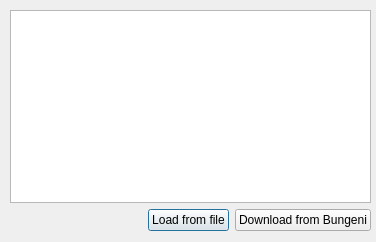
Old version of the form trunk/src/ui/personsWidget.ui in the repository kohsah/bungeni-transcriber.
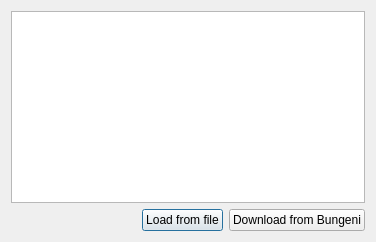
New version of the form.

Diff of the .ui file:
```diff
--- a/trunk/src/ui/personsWidget.ui
+++ b/trunk/src/ui/personsWidget.ui
@@ -13,15 +13,8 @@
   <property name="windowTitle">
    <string>List of persons</string>
   </property>
-  <widget class="QWidget" name="gridLayoutWidget">
-   <property name="geometry">
-    <rect>
-     <x>10</x>
-     <y>10</y>
-     <width>361</width>
-     <height>221</height>
-    </rect>
-   </property>
+  <layout class="QVBoxLayout" name="verticalLayout">
+   <item>
    <layout class="QGridLayout" name="gridLayout">
     <item row="1" column="1">
      <widget class="QPushButton" name="openFileButton">
@@ -61,7 +54,8 @@
      </widget>
     </item>
    </layout>
-  </widget>
+   </item>
+  </layout>
  </widget>
  <resources/>
  <connections/>
```
Lines whose indentation alone changed are shown as unchanged.
